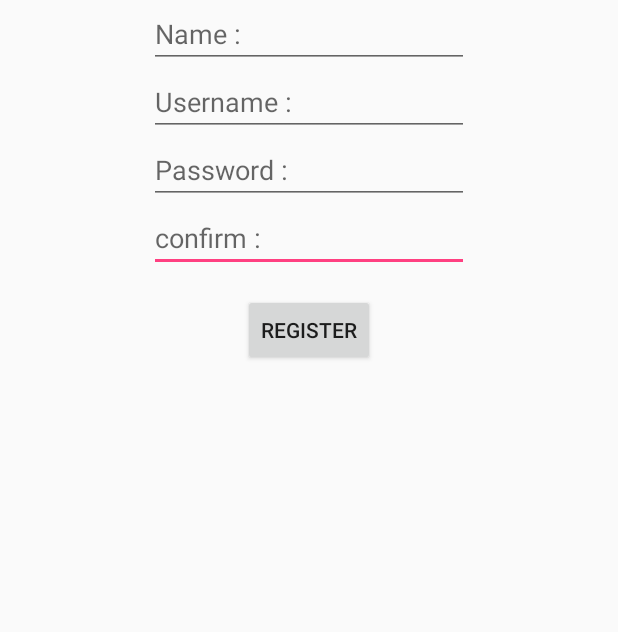
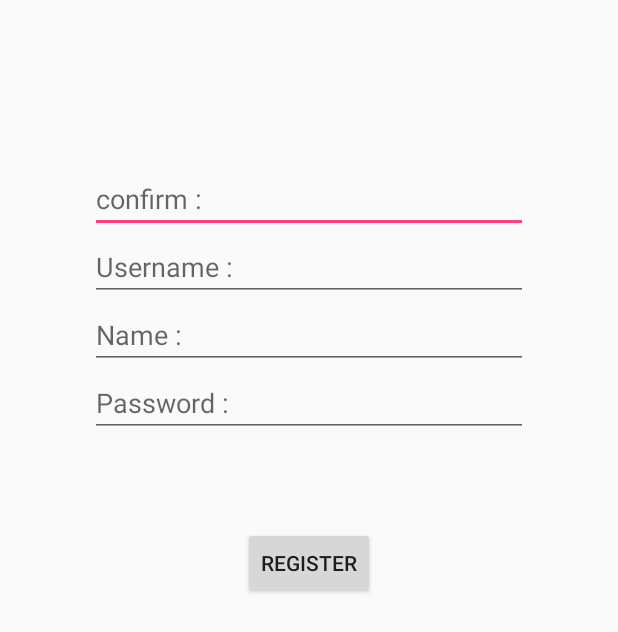
Before and after one commit to preeyakamon/android_addword, an Android app: the registerActivity screen opened directly, with no data from a screen before it, on a phone screen of 412 x 824 dp. Shown: the top 632 px of the screen. Run offline under Robolectric (Android 15) with nearby library versions, the light colour scheme and no system bars.

Commit message:
update 28/07/2017 at home p'art number1

```diff
--- a/app/build.gradle
+++ b/app/build.gradle
@@ -27,6 +27,6 @@ dependencies {
     compile 'com.android.support:appcompat-v7:23.4.0'
     compile 'com.android.support.constraint:constraint-layout:1.0.2'
     compile 'com.squareup.okhttp3:okhttp:3.8.0'
+    compile 'com.android.support:recyclerview-v7:21.0.3'
     testCompile 'junit:junit:4.12'
-    compile 'com.android.support:recyclerview-v7:21.0.+'
 }
--- a/app/src/main/AndroidManifest.xml
+++ b/app/src/main/AndroidManifest.xml
@@ -5,7 +5,7 @@
     <uses-permission android:name="android.permission.INTERNET" />
 
     <application
-        android:allowBackup="true"
+        android:allowBackup="false"
         android:icon="@mipmap/ic_launcher"
         android:label="@string/app_name"
         android:supportsRtl="true"
@@ -26,7 +26,8 @@
             android:name=".Playactivity"
             android:windowSoftInputMode="stateVisible" />
         <activity android:name=".DisplaySummary" />
-        <activity android:name=".statisticActivity"></activity>
+        <activity android:name=".statisticActivity" />
+        <activity android:name=".edituseractivity"></activity>
     </application>
 
 </manifest>
--- a/app/src/main/java/com/example/acer/addword/MainActivity.java
+++ b/app/src/main/java/com/example/acer/addword/MainActivity.java
@@ -38,6 +38,7 @@ public class MainActivity extends AppCompatActivity {
         btnregister = (Button) findViewById(R.id.btnregister);
 
         if (new PreferenceUtil(this).getUserLogin() != null) {
+            Log.d("TAG", "onCreate: " + new PreferenceUtil(this).getUserLogin());
             startActivity(new Intent(this, MenuActivity.class));
             finish();
         }
@@ -85,6 +86,7 @@ public class MainActivity extends AppCompatActivity {
 
                                 Intent intent = new Intent(MainActivity.this, MenuActivity.class);
                                 startActivity(intent);
+                                finish();
                             } else {
                                 runOnUiThread(new Runnable() {
                                     @Override
--- a/app/src/main/java/com/example/acer/addword/PreferenceUtil.java
+++ b/app/src/main/java/com/example/acer/addword/PreferenceUtil.java
@@ -94,6 +94,12 @@ public class PreferenceUtil {
         saveUserIDLogin(userID);
     }
 
+    public static void removeAllSession() {
+        SharedPreferences.Editor editor = spf.edit();
+        editor.clear();
+        editor.commit();
+    }
+
     public static void saveTotalTime() {
         String key = String.format("%s-total-time", getUserLogin());
         SharedPreferences.Editor editor = spf.edit();
--- a/app/src/main/res/layout/activity_main.xml
+++ b/app/src/main/res/layout/activity_main.xml
@@ -13,14 +13,14 @@
         android:background="@color/background_material_light"
         android:orientation="vertical"
         android:padding="20dp"
-        android:layout_marginBottom="22dp"
+        android:layout_marginBottom="20dp"
         android:layout_above="@+id/btnlogin"
         android:layout_centerHorizontal="true">
 
         <ImageView
             android:id="@+id/imageView2"
             android:layout_width="match_parent"
-            android:layout_height="44dp"
+            android:layout_height="65dp"
             app:srcCompat="@drawable/log" />
 
         <EditText
--- a/app/src/main/res/layout/activity_register.xml
+++ b/app/src/main/res/layout/activity_register.xml
@@ -6,53 +6,64 @@
     android:layout_height="match_parent"
     tools:context="com.example.acer.addword.registerActivity">
 
+    <LinearLayout
+        android:layout_width="wrap_content"
+        android:layout_height="wrap_content"
+        android:layout_alignParentTop="true"
+        android:layout_centerHorizontal="true"
+        android:orientation="vertical"
+        android:padding="60dp"
+        android:weightSum="1"
+        android:id="@+id/linearLayout3">
+
         <EditText
             android:id="@+id/etconfirm"
-        android:layout_width="wrap_content"
+            android:layout_width="match_parent"
             android:layout_height="wrap_content"
-        android:ems="10"
-        android:inputType="textPersonName"
             android:layout_below="@id/etpassword"
             android:layout_centerHorizontal="true"
-        android:hint="confirm :" />
+            android:layout_marginTop="50dp"
+            android:ems="15"
+            android:hint="confirm :"
+            android:inputType="textPersonName" />
+
+        <EditText
+            android:id="@+id/etusername"
+            android:layout_width="match_parent"
+            android:layout_height="wrap_content"
+            android:layout_below="@id/etname"
+            android:layout_centerHorizontal="true"
+            android:ems="10"
+            android:hint="Username :"
+            android:inputType="textPersonName" />
 
         <EditText
             android:id="@+id/etname"
-        android:layout_width="wrap_content"
+            android:layout_width="match_parent"
             android:layout_height="wrap_content"
+            android:layout_centerHorizontal="true"
             android:ems="10"
-        android:inputType="textPersonName"
             android:hint="Name :"
-        android:layout_centerHorizontal="true"/>
-
-
-    <EditText
-        android:id="@+id/etusername"
-        android:layout_width="wrap_content"
-        android:layout_height="wrap_content"
-        android:ems="10"
-        android:inputType="textPersonName"
-        android:hint="Username :"
-        android:layout_below="@id/etname"
-        android:layout_centerHorizontal="true"/>
+            android:inputType="textPersonName" />
 
         <EditText
             android:id="@+id/etpassword"
-        android:layout_width="wrap_content"
+            android:layout_width="match_parent"
             android:layout_height="wrap_content"
+            android:layout_below="@id/etusername"
+            android:layout_centerHorizontal="true"
             android:ems="10"
-        android:inputType="textPersonName"
-        android:layout_centerHorizontal="true"
-        android:layout_below="@id/etusername"
-        android:hint="Password :" />
+            android:hint="Password :"
+            android:inputType="textPersonName" />
+
+    </LinearLayout>
 
     <Button
         android:id="@+id/btnregister"
         android:layout_width="wrap_content"
         android:layout_height="wrap_content"
-        android:layout_marginTop="60dp"
         android:text="Register"
-        android:layout_below="@+id/etpassword"
+        android:layout_below="@+id/linearLayout3"
         android:layout_centerHorizontal="true" />
 
 
```
Also changed, not shown: app/src/main/java/com/example/acer/addword/MenuActivity.java (+23 -3 lines), app/src/main/java/com/example/acer/addword/edituseractivity.java (added, +174 -0 lines), app/src/main/res/layout/activity_edituseractivity.xml (added, +91 -0 lines), app/src/main/res/layout/activity_menu.xml (+25 -5 lines), app/src/main/res/layout/custom_remove_confirm.xml (added, +25 -0 lines), app/src/main/res/drawable-hdpi/edituser.png (added), app/src/main/res/drawable-hdpi/statistic1.png (added). Lines whose indentation alone changed are shown as unchanged.
